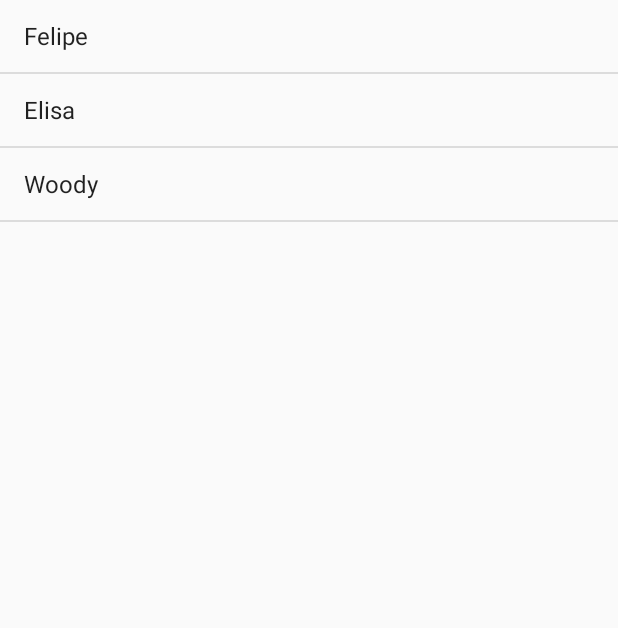
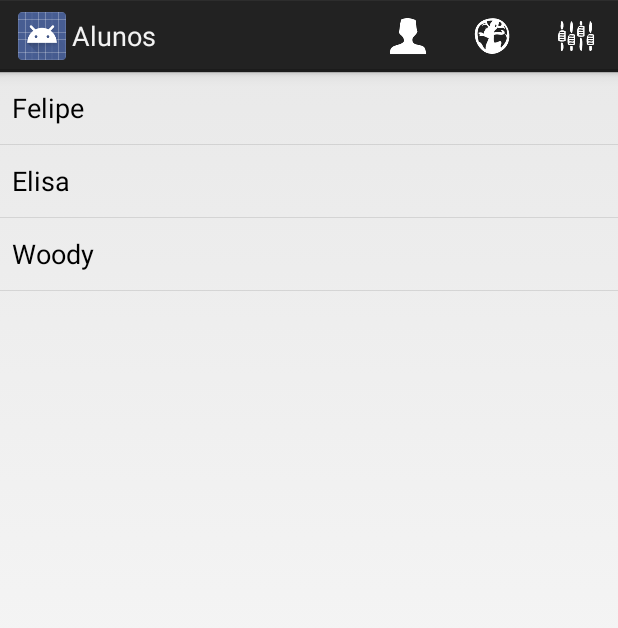
Before and after one commit to lipeRomani/controle-alunos-android-sdk, an Android app: the screen it shows after launch (ListaAlunosActivity), on a phone screen of 412 x 824 dp. Shown: the top 628 px of the screen. Run offline under Robolectric (Android 15) with nearby library versions, the phone set to English and light mode, and no system bars.

Commit message:
Criado tela de cadastro de alunos e ActionMenu na tela de listagem

```diff
--- a/app/src/main/java/br/com/caelum/alunos/cadastro/FormularioActivity.java
+++ b/app/src/main/java/br/com/caelum/alunos/cadastro/FormularioActivity.java
@@ -2,6 +2,8 @@ package br.com.caelum.alunos.cadastro;
 
 import android.app.Activity;
 import android.os.Bundle;
+
+import br.com.caelum.alunos.R;
 
 /**
  * Created by felipearomani on 12/07/15.
@@ -11,5 +13,6 @@ public class FormularioActivity extends Activity {
     @Override
     protected void onCreate(Bundle savedInstanceState) {
         super.onCreate(savedInstanceState);
+        setContentView(R.layout.formulario);
     }
 }
--- a/app/src/main/java/br/com/caelum/alunos/cadastro/ListaAlunosActivity.java
+++ b/app/src/main/java/br/com/caelum/alunos/cadastro/ListaAlunosActivity.java
@@ -1,8 +1,11 @@
 package br.com.caelum.alunos.cadastro;
 
 import android.app.Activity;
+import android.content.Intent;
 import android.os.Bundle;
 import android.util.Log;
+import android.view.Menu;
+import android.view.MenuItem;
 import android.view.View;
 import android.widget.AdapterView;
 import android.widget.ArrayAdapter;
@@ -27,7 +30,7 @@ public class ListaAlunosActivity extends Activity {
 
         final String[] nomes = {"Felipe", "Elisa", "Woody"};
 
-        ArrayAdapter<String> arrayAdapter = new ArrayAdapter<String>(this,android.R.layout.simple_list_item_1, nomes);
+        ArrayAdapter<String> arrayAdapter = new ArrayAdapter<String>(this, android.R.layout.simple_list_item_1, nomes);
         lista.setAdapter(arrayAdapter);
 
         lista.setOnItemClickListener(new AdapterView.OnItemClickListener() {
@@ -41,10 +44,31 @@ public class ListaAlunosActivity extends Activity {
         lista.setOnItemLongClickListener(new AdapterView.OnItemLongClickListener() {
             @Override
             public boolean onItemLongClick(AdapterView<?> parent, View view, int position, long id) {
-                Toast.makeText(ListaAlunosActivity.this, "Nome clicado " + parent.getItemAtPosition(position),Toast.LENGTH_SHORT).show();
+                Toast.makeText(ListaAlunosActivity.this, "Nome clicado " + parent.getItemAtPosition(position), Toast.LENGTH_SHORT).show();
                 return true;
             }
         });
 
     }
+
+
+    @Override
+    public boolean onCreateOptionsMenu(Menu menu) {
+        getMenuInflater().inflate(R.menu.menu_lista_alunos, menu);
+        return super.onCreateOptionsMenu(menu);
+    }
+
+    @Override
+    public boolean onOptionsItemSelected(MenuItem item) {
+        switch (item.getItemId()) {
+            case R.id.novo:
+               Intent irParaFormulario =  new Intent(this, FormularioActivity.class);
+                startActivity(irParaFormulario);
+                break;
+            default:
+                break;
+        }
+
+        return super.onOptionsItemSelected(item);
+    }
 }
--- a/app/src/main/res/layout/listagem_alunos.xml
+++ b/app/src/main/res/layout/listagem_alunos.xml
@@ -3,7 +3,8 @@
     xmlns:android="http://schemas.android.com/apk/res/android"
     android:orientation="vertical"
     android:layout_width="match_parent"
-    android:layout_height="match_parent">
+    android:layout_height="match_parent"
+    style="@style/AppTheme">
 
     <ListView
         android:layout_width="match_parent"
--- /dev/null
+++ b/app/src/main/res/menu/menu_lista_alunos.xml
@@ -0,0 +1,41 @@
+<?xml version="1.0" encoding="utf-8"?>
+<menu xmlns:android="http://schemas.android.com/apk/res/android">
+    <item
+        android:id="@+id/novo"
+        android:title="Novo"
+        android:icon="@drawable/light_ic_novo"
+        android:showAsAction="always"/>
+
+    <item
+        android:id="@+id/mapa"
+        android:title="Mapa"
+        android:icon="@drawable/light_ic_mapa"
+        android:showAsAction="always"/>
+
+    <item android:icon="@drawable/light_ic_mais_opcoes"
+        android:showAsAction="always"
+        android:title="Mais Opções">
+
+        <menu>
+            <item
+                android:id="@+id/enviar_alunos"
+                android:title="Enviar Alunos"
+                android:icon="@drawable/ic_enviar"
+                android:showAsAction="always"/>
+
+            <item
+                android:id="@+id/receber_alunos"
+                android:title="Receber Alunos"
+                android:icon="@drawable/ic_receber"
+                android:showAsAction="always"/>
+
+            <item
+                android:id="@+id/preferencias"
+                android:title="Preferências"
+                android:icon="@drawable/ic_preferencias"
+                android:showAsAction="always"/>
+        </menu>
+    </item>
+
+
+</menu>
--- a/app/src/main/res/values/styles.xml
+++ b/app/src/main/res/values/styles.xml
@@ -1,7 +1,7 @@
 <resources>
 
     <!-- Base application theme. -->
-    <style name="AppTheme" parent="Theme.AppCompat.Light.DarkActionBar">
+    <style name="AppTheme" parent="android:Theme.Holo.Light.DarkActionBar">
         <!-- Customize your theme here. -->
     </style>
 
```
Also changed, not shown: app/src/main/AndroidManifest.xml (+8 -2 lines), app/src/main/res/layout/formulario.xml (+73 -4 lines), app/src/main/res/values/strings.xml (+11 -0 lines), app/src/main/res/drawable/ic_enviar.png (added), app/src/main/res/drawable/ic_launcher.png (added), app/src/main/res/drawable/ic_mapa.png (added), app/src/main/res/drawable/ic_novo.png (added), app/src/main/res/drawable/ic_preferencias.png (added), app/src/main/res/drawable/ic_receber.png (added), app/src/main/res/drawable/light_ic_enviar.png (added), app/src/main/res/drawable/light_ic_mais_opcoes.png (added), app/src/main/res/drawable/light_ic_mapa.png (added), app/src/main/res/drawable/light_ic_novo.png (added), app/src/main/res/drawable/light_ic_preferencias.png (added), 1 more files, 3 other files.
